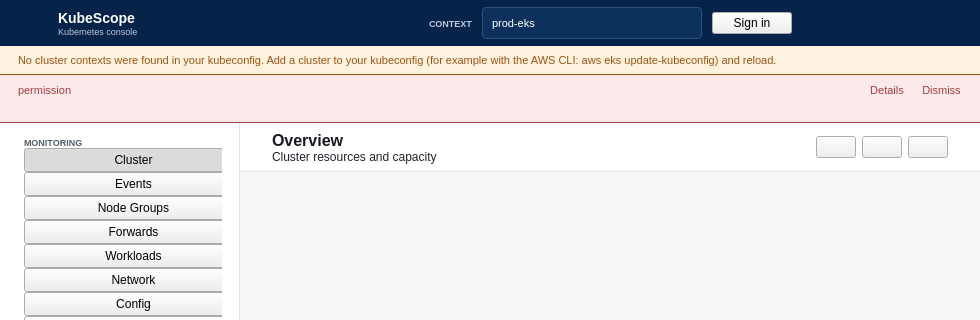
Qt form src/kubescope/ui/main_window.ui (dcotecnologia/kubescope) before a commit; both pictures show x 0 to 980 and y 0 to 320 of the 980 by 640 pixel window.
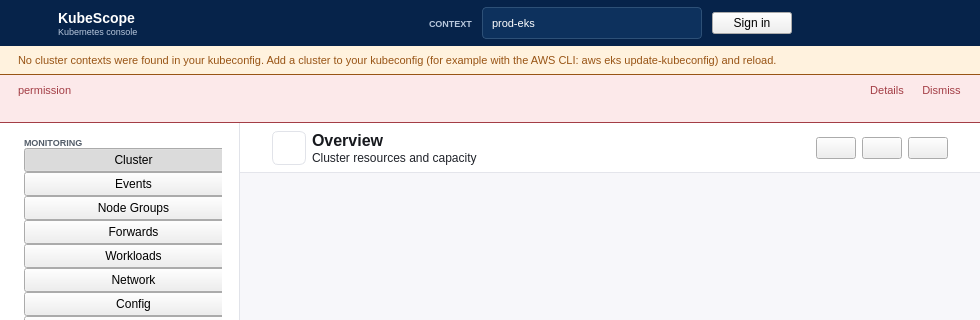
The same form after that commit. Icons and pictures are not drawn.

Commit message:
feat(window): a button in the page header hides the side menu and brings it back
The menu slides toward the left until it is gone, and out again at its width, unless the animations are off. The choice is kept in the settings.

```diff
--- a/src/kubescope/ui/main_window.ui
+++ b/src/kubescope/ui/main_window.ui
@@ -168,6 +168,11 @@
 QPushButton[iconOnly="true"] {
     padding: 0; min-width: 36px; max-width: 36px;
 }
+QPushButton#sidebarToggleButton {
+    background: transparent; border: 1px solid #e1e3e9; border-radius: 6px;
+    padding: 0; min-width: 32px; max-width: 32px; min-height: 32px; max-height: 32px;
+}
+QPushButton#sidebarToggleButton:hover { background: #f3f4f7; }
 QLabel#summaryLabel { color: #4f5966; font-size: 11px; font-weight: 600; }
 QTableWidget[variant="data"] {
     background: #ffffff; color: #242a33;
@@ -2028,6 +2033,16 @@
             <property name="bottomMargin">
              <number>8</number>
             </property>
+            <item>
+             <widget class="QPushButton" name="sidebarToggleButton">
+              <property name="toolTip">
+               <string>Hide the side menu</string>
+              </property>
+              <property name="flat">
+               <bool>true</bool>
+              </property>
+             </widget>
+            </item>
             <item>
              <layout class="QVBoxLayout" name="titleBlock">
               <property name="spacing">
```
The commit also changes 30 other files.
